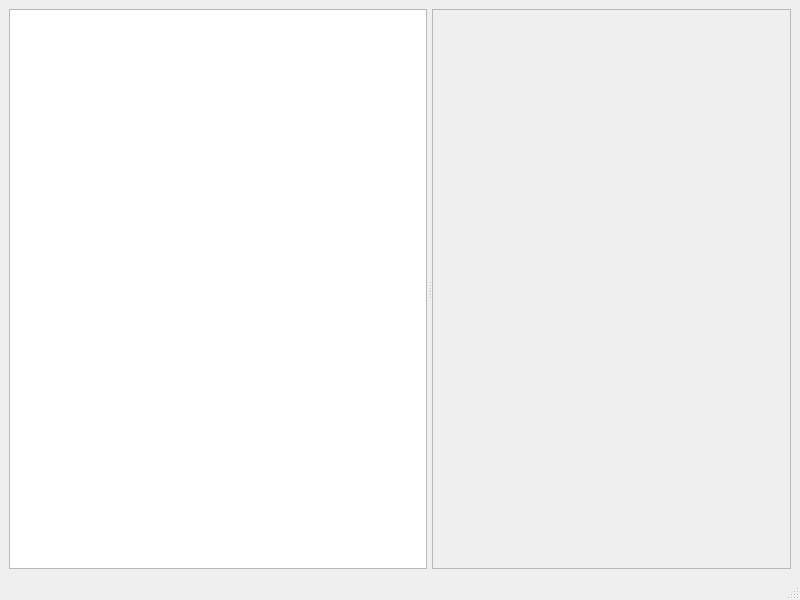
The window that structure.ui (GS-Giuliano/SequelFast) describes before a commit, drawn with Qt 5.
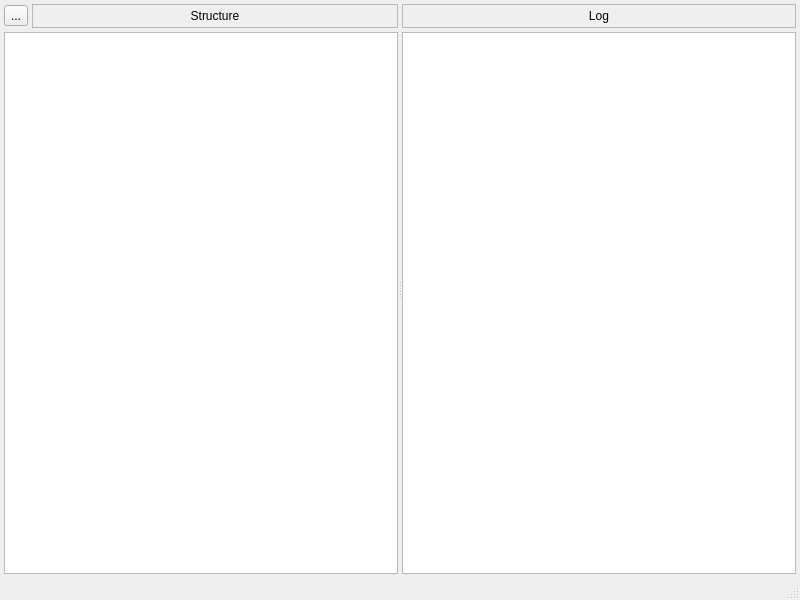
The same window after the commit. Icons and pictures are not drawn.

Commit message: edit table, timer working, fixes

```diff
--- a/structure.ui
+++ b/structure.ui
@@ -14,35 +14,130 @@
    <string>MainWindow</string>
   </property>
   <widget class="QWidget" name="centralwidget">
-   <layout class="QHBoxLayout" name="horizontalLayout">
+   <layout class="QHBoxLayout" name="horizontalLayout_2">
+    <property name="leftMargin">
+     <number>4</number>
+    </property>
+    <property name="topMargin">
+     <number>4</number>
+    </property>
+    <property name="rightMargin">
+     <number>4</number>
+    </property>
+    <property name="bottomMargin">
+     <number>4</number>
+    </property>
     <item>
      <widget class="QSplitter" name="splitter">
       <property name="orientation">
        <enum>Qt::Orientation::Horizontal</enum>
       </property>
-      <property name="handleWidth">
-       <number>5</number>
-      </property>
-      <widget class="QTableView" name="tableView"/>
-      <widget class="QFrame" name="frame">
-       <property name="minimumSize">
-        <size>
-         <width>220</width>
-         <height>0</height>
-        </size>
-       </property>
-       <property name="maximumSize">
-        <size>
-         <width>400</width>
-         <height>16777215</height>
-        </size>
-       </property>
-       <property name="frameShape">
-        <enum>QFrame::Shape::StyledPanel</enum>
-       </property>
-       <property name="frameShadow">
-        <enum>QFrame::Shadow::Raised</enum>
-       </property>
+      <widget class="QWidget" name="">
+       <layout class="QVBoxLayout" name="verticalLayout">
+        <property name="spacing">
+         <number>4</number>
+        </property>
+        <item>
+         <layout class="QHBoxLayout" name="horizontalLayout">
+          <property name="spacing">
+           <number>4</number>
+          </property>
+          <item>
+           <widget class="QToolButton" name="buttonUpdateFields">
+            <property name="text">
+             <string>...</string>
+            </property>
+            <property name="icon">
+             <iconset resource="icons.qrc">
+              <normaloff>:/icons/resources/refresh square.svg</normaloff>:/icons/resources/refresh square.svg</iconset>
+            </property>
+            <property name="iconSize">
+             <size>
+              <width>16</width>
+              <height>16</height>
+             </size>
+            </property>
+            <property name="checkable">
+             <bool>false</bool>
+            </property>
+           </widget>
+          </item>
+          <item>
+           <widget class="QLabel" name="label">
+            <property name="sizePolicy">
+             <sizepolicy hsizetype="Preferred" vsizetype="Fixed">
+              <horstretch>0</horstretch>
+              <verstretch>0</verstretch>
+             </sizepolicy>
+            </property>
+            <property name="minimumSize">
+             <size>
+              <width>0</width>
+              <height>24</height>
+             </size>
+            </property>
+            <property name="styleSheet">
+             <string notr="true">QLabel {padding: 4px}</string>
+            </property>
+            <property name="frameShape">
+             <enum>QFrame::Shape::StyledPanel</enum>
+            </property>
+            <property name="text">
+             <string>Structure</string>
+            </property>
+            <property name="alignment">
+             <set>Qt::AlignmentFlag::AlignCenter</set>
+            </property>
+           </widget>
+          </item>
+         </layout>
+        </item>
+        <item>
+         <widget class="QTableView" name="tableView"/>
+        </item>
+       </layout>
+      </widget>
+      <widget class="QWidget" name="layoutWidget">
+       <layout class="QVBoxLayout" name="verticalLayout_2">
+        <property name="spacing">
+         <number>4</number>
+        </property>
+        <item>
+         <widget class="QLabel" name="label_2">
+          <property name="sizePolicy">
+           <sizepolicy hsizetype="Preferred" vsizetype="Fixed">
+            <horstretch>0</horstretch>
+            <verstretch>0</verstretch>
+           </sizepolicy>
+          </property>
+          <property name="minimumSize">
+           <size>
+            <width>0</width>
+            <height>24</height>
+           </size>
+          </property>
+          <property name="styleSheet">
+           <string notr="true">QLabel {padding: 4px}</string>
+          </property>
+          <property name="frameShape">
+           <enum>QFrame::Shape::StyledPanel</enum>
+          </property>
+          <property name="text">
+           <string>Log</string>
+          </property>
+          <property name="alignment">
+           <set>Qt::AlignmentFlag::AlignCenter</set>
+          </property>
+         </widget>
+        </item>
+        <item>
+         <widget class="QTableView" name="tableLog">
+          <property name="editTriggers">
+           <set>QAbstractItemView::EditTrigger::NoEditTriggers</set>
+          </property>
+         </widget>
+        </item>
+       </layout>
       </widget>
      </widget>
     </item>
```
Left out of the diff: 4 changed lines with no effect on the pictures. The commit also changes 13 other files.
